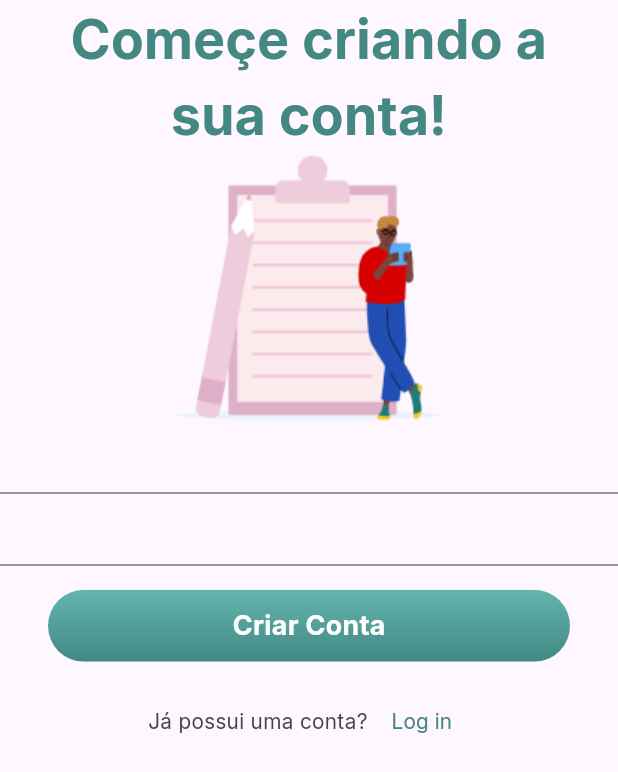
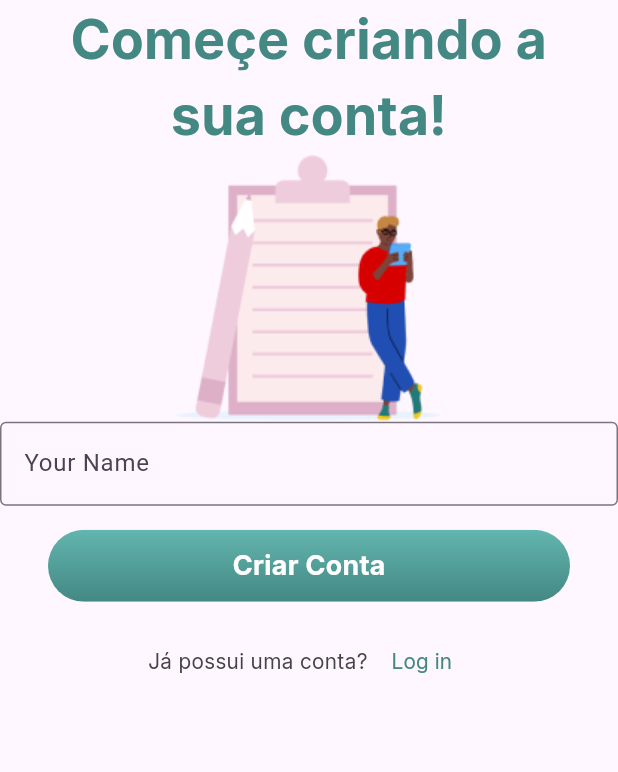
Before and after one commit to Emerson018/mps_project, a Flutter app: the screen it shows after launch, on a phone screen of 412 x 824 dp. Shown: the top 772 px of the screen. Run offline on Flutter 3.47's test engine with Material 3 defaults, Android fonts, the light colour scheme and no system bars.

Commit message:
V12, qndo clica na form trava o app, mas add novo layout vermelho e arquivo

```diff
--- a/mps_app/lib/app.dart
+++ b/mps_app/lib/app.dart
@@ -1,7 +1,6 @@
 import 'package:flutter/material.dart';
-import 'package:mps_app/features/onboarding/onboarding_page.dart';
+import 'package:mps_app/common/themes/default_theme.dart';
 import 'package:mps_app/features/sign_up/sign_up_page.dart';
-import 'package:mps_app/features/splash/splash_page.dart';
 
 class App extends StatelessWidget {
   const App({super.key});
@@ -9,6 +8,7 @@ class App extends StatelessWidget {
   @override
   Widget build(BuildContext context) {
     return MaterialApp(
+      theme: defaultTheme,
       home: SignUpPage(
       ),
     );
--- /dev/null
+++ b/mps_app/lib/common/themes/default_theme.dart
@@ -0,0 +1,11 @@
+import 'package:flutter/material.dart';
+
+final defaultTheme = ThemeData(
+        inputDecorationTheme: InputDecorationTheme(
+          focusedBorder: OutlineInputBorder(
+            borderSide: BorderSide(
+              color: Colors.red,
+            ),
+          ),
+        ),
+);
--- a/mps_app/lib/features/sign_up/sign_up_page.dart
+++ b/mps_app/lib/features/sign_up/sign_up_page.dart
@@ -29,8 +29,19 @@ class SignUpPage extends StatelessWidget {
             Image.asset(
               'assets/images/todolist.png',
             ),
-            TextFormField(),
-            const TextField(),
+            Form(
+              child: Column(
+                children: [
+                  TextFormField(
+                    decoration: const InputDecoration(
+                      labelText: "Your Name",
+
+                      border: OutlineInputBorder(),
+                    ),
+                  ),
+                ],
+              ),
+            ),
             Padding(
               padding: const EdgeInsets.symmetric(
                 horizontal: 32.0,
```
